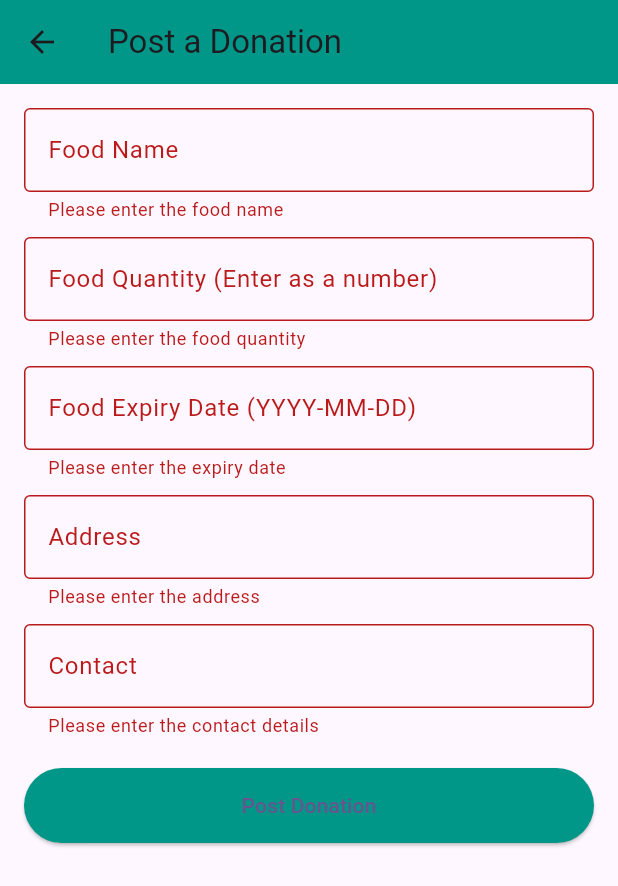
After one commit to Akshay-C-A/GoodWillShare, a Flutter app: the addnewDonation screen opened directly, after a tap on "Post Donation", on a phone screen of 412 x 824 dp. The commit adds this screen. Shown: the top 886 px of the screen. Run offline on Flutter 3.47's test engine with Material 3 defaults, Android fonts, the phone set to English and light mode, and no system bars; our stand-ins replace cloud_firestore, firebase_auth, firebase_core; accounts and stored records are empty; network calls fail.

Commit message:
add donation page added

```diff
--- /dev/null
+++ b/goodwillshare/lib/donor/addnewDonation.dart
@@ -0,0 +1,159 @@
+import 'package:flutter/material.dart';
+import 'package:cloud_firestore/cloud_firestore.dart';
+import 'package:firebase_auth/firebase_auth.dart';
+
+class addnewDonation extends StatefulWidget {
+  @override
+  _addnewDonationState createState() => _addnewDonationState();
+}
+
+class _addnewDonationState extends State<addnewDonation> {
+  final _formKey = GlobalKey<FormState>();
+
+  // Controllers for form fields
+  final TextEditingController _foodNameController = TextEditingController();
+  final TextEditingController _foodQuantityController = TextEditingController();
+  final TextEditingController _foodExpiryController = TextEditingController();
+  final TextEditingController _addressController = TextEditingController();
+  final TextEditingController _contactController = TextEditingController();
+
+  // Function to post donation to Firebase
+  Future<void> _postDonation() async {
+    if (_formKey.currentState!.validate()) {
+      // Parse food quantity to integer
+      int foodQuantity = int.parse(_foodQuantityController.text);
+
+      // Get the current user
+      User? currentUser = FirebaseAuth.instance.currentUser;
+      String userEmail = currentUser?.email ?? 'anonymous'; // Default to 'anonymous' if no user is logged in
+
+      await FirebaseFirestore.instance.collection('donations').add({
+        'foodName': _foodNameController.text,
+        'foodQuantity': foodQuantity, // Store as an integer
+        'foodExpiry': _foodExpiryController.text,
+        'address': _addressController.text,
+        'contact': _contactController.text,
+        'userEmail': userEmail, // Add the user's email
+        'status': 'pending', // Default status when a new donation is created
+      });
+
+      // Show a success message
+      ScaffoldMessenger.of(context).showSnackBar(
+        SnackBar(content: Text('Donation Posted Successfully!')),
+      );
+
+      // Clear the form
+      _foodNameController.clear();
+      _foodQuantityController.clear();
+      _foodExpiryController.clear();
+      _addressController.clear();
+      _contactController.clear();
+    }
+  }
+
+  @override
+  Widget build(BuildContext context) {
+    return Scaffold(
+      appBar: AppBar(
+        title: const Text('Post a Donation'),
+        backgroundColor: Colors.teal,
+      ),
+      body: Padding(
+        padding: const EdgeInsets.all(16.0),
+        child: Form(
+          key: _formKey,
+          child: SingleChildScrollView(
+            child: Column(
+              crossAxisAlignment: CrossAxisAlignment.start,
+              children: [
+                TextFormField(
+                  controller: _foodNameController,
+                  decoration: const InputDecoration(
+                    labelText: 'Food Name',
+                    border: OutlineInputBorder(),
+                  ),
+                  validator: (value) {
+                    if (value == null || value.isEmpty) {
+                      return 'Please enter the food name';
+                    }
+                    return null;
+                  },
+                ),
+                const SizedBox(height: 10),
+                TextFormField(
+                  controller: _foodQuantityController,
+                  decoration: const InputDecoration(
+                    labelText: 'Food Quantity (Enter as a number)',
+                    border: OutlineInputBorder(),
+                  ),
+                  validator: (value) {
+                    if (value == null || value.isEmpty) {
+                      return 'Please enter the food quantity';
+                    }
+                    // Check if the input is a valid integer
+                    if (int.tryParse(value) == null) {
+                      return 'Please enter a valid number';
+                    }
+                    return null;
+                  },
+                  keyboardType: TextInputType.number, // Show number keyboard
+                ),
+                const SizedBox(height: 10),
+                TextFormField(
+                  controller: _foodExpiryController,
+                  decoration: const InputDecoration(
+                    labelText: 'Food Expiry Date (YYYY-MM-DD)',
+                    border: OutlineInputBorder(),
+                  ),
+                  validator: (value) {
+                    if (value == null || value.isEmpty) {
+                      return 'Please enter the expiry date';
+                    }
+                    return null;
+                  },
+                ),
+                const SizedBox(height: 10),
+                TextFormField(
+                  controller: _addressController,
+                  decoration: const InputDecoration(
+                    labelText: 'Address',
+                    border: OutlineInputBorder(),
+                  ),
+                  validator: (value) {
+                    if (value == null || value.isEmpty) {
+                      return 'Please enter the address';
+                    }
+                    return null;
+                  },
+                ),
+                const SizedBox(height: 10),
+                TextFormField(
+                  controller: _contactController,
+                  decoration: const InputDecoration(
+                    labelText: 'Contact',
+                    border: OutlineInputBorder(),
+                  ),
+                  validator: (value) {
+                    if (value == null || value.isEmpty) {
+                      return 'Please enter the contact details';
+                    }
+                    return null;
+                  },
+                ),
+                const SizedBox(height: 20),
+                ElevatedButton(
+                  onPressed: _postDonation,
+                  style: ElevatedButton.styleFrom(
+                    backgroundColor: Colors.teal,
+                    minimumSize: const Size(double.infinity, 50),
+                  ),
+                  child: const Text('Post Donation'),
+                ),
+              ],
+            ),
+          ),
+        ),
+      ),
+    );
+  }
+}
--- a/goodwillshare/lib/donor/donorDashboard.dart
+++ b/goodwillshare/lib/donor/donorDashboard.dart
@@ -1,4 +1,5 @@
 import 'package:flutter/material.dart';
+import 'addnewDonation.dart'; // Import the addnewDonation page
 
 class DonorDashboard extends StatefulWidget {
   const DonorDashboard({Key? key}) : super(key: key);
@@ -18,6 +19,12 @@ class _DonorDashboardState extends State<DonorDashboard> {
   void _onItemTapped(int index) {
     setState(() {
       _selectedIndex = index;
+      if (_selectedIndex == 1) { // Check if 'Add' tab is selected
+        Navigator.push(
+          context,
+          MaterialPageRoute(builder: (context) => addnewDonation()), // Navigate to the addnewDonation page
+        );
+      }
     });
   }
 
```
